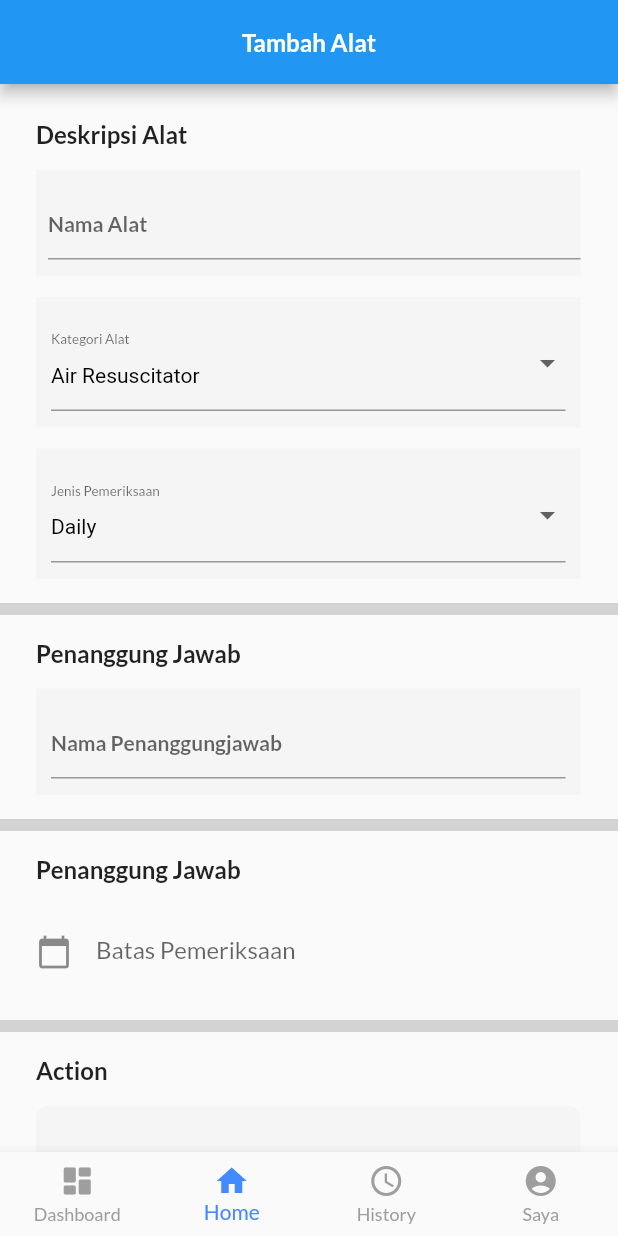
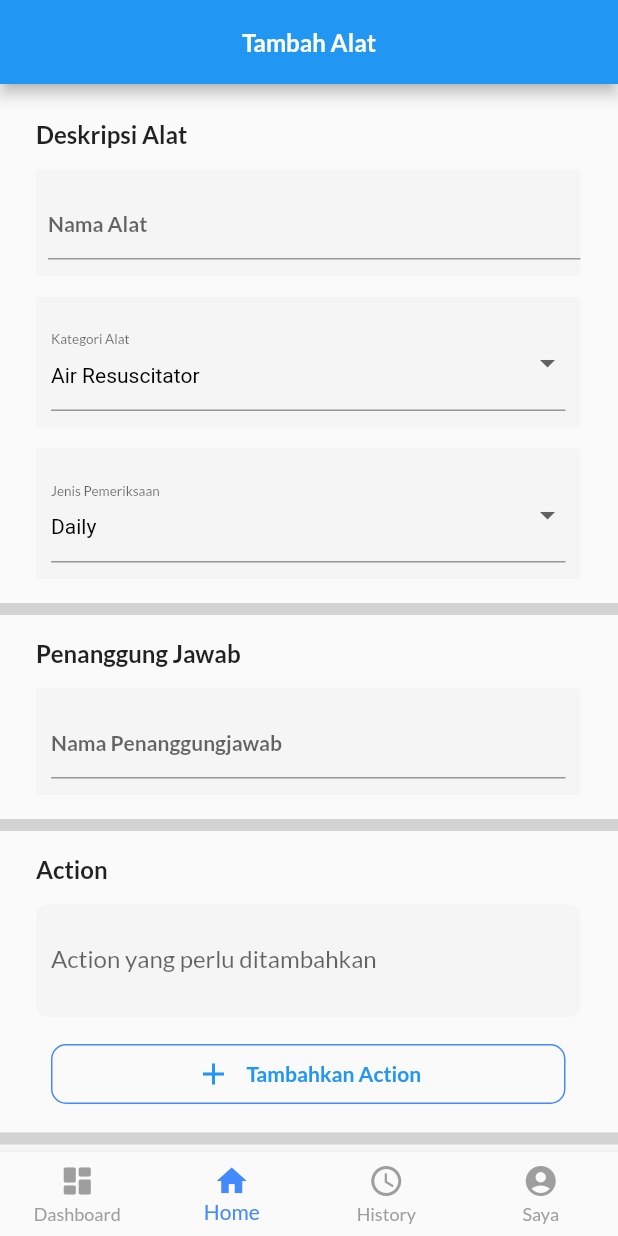
Before and after one commit to Adjisyahrul/pmtc_project, a Flutter app: the screen it shows once a user with an empty profile is signed in, item 2 of the bottom bar chosen, on a phone screen of 412 x 824 dp. Run offline on Flutter 3.47's test engine with Material 2 defaults, Android fonts, the light colour scheme and no system bars; our stand-ins replace cloud_firestore, firebase_auth, firebase_core, google_fonts; accounts and stored records are empty.

Commit message:
Implement add data to Firestore

```diff
--- a/lib/model/alat.dart
+++ b/lib/model/alat.dart
@@ -34,7 +34,7 @@ class Alat {
             return a.toString();
           }).toList(),
           gambar: json['gambar']! as String,
-          history: (json['history']! as List<dynamic>).map((h) {
+          history: (json['history'] as List<dynamic>?)?.map((h) {
             return History.fromJson(h);
           }).toList(),
         );
--- a/lib/screens/tambah_alat.dart
+++ b/lib/screens/tambah_alat.dart
@@ -1,4 +1,5 @@
 import 'package:cloud_firestore/cloud_firestore.dart';
+import 'package:firebase_auth/firebase_auth.dart';
 import 'package:flutter/material.dart';
 import 'package:pmtc_project/model/alat.dart';
 import 'package:pmtc_project/utils/colors.dart';
@@ -6,8 +7,6 @@ import 'package:pmtc_project/utils/font.dart';
 import 'package:pmtc_project/widget/container_pembatas.dart';
 
 import '../constants/alat.dart';
-import '../widget/date_picker.dart';
-import 'home.dart';
 
 class TambahAlat extends StatefulWidget {
   const TambahAlat({Key? key}) : super(key: key);
@@ -17,16 +16,15 @@ class TambahAlat extends StatefulWidget {
 }
 
 class _TambahAlatState extends State<TambahAlat> {
-  String dropdownValueJenisalat = KategoriAlat.first;
-  String dropdownValueJenisPemeriksaan = IntervalPemeriksaan.entries.first.key;
+  final namaController = TextEditingController();
 
-  final namaAlatController = TextEditingController();
+  String kategori = KategoriAlat.first;
+  String interval = IntervalPemeriksaan.entries.first.key;
 
-  @override
-  void dispose() {
-    super.dispose();
-    namaAlatController.dispose();
-  }
+  final picController = TextEditingController();
+
+  final actionController = TextEditingController();
+  List<String> actions = [];
 
   final alatRef =
       FirebaseFirestore.instance.collection('alat').withConverter<Alat>(
@@ -34,21 +32,53 @@ class _TambahAlatState extends State<TambahAlat> {
             toFirestore: (alat, _) => alat.toJson(),
           );
 
+  void addAction() {
+    if (actionController.text.isEmpty) return;
+
+    setState(() {
+      actions.add(actionController.text);
+    });
+    actionController.clear();
+  }
+
+  void removeAction(int index) {
+    setState(() {
+      actions.removeAt(index);
+    });
+  }
+
   Future submit() async {
-    if (namaAlatController.text.isEmpty) {
+    if (namaController.text.isEmpty) {
       return;
     }
 
     await alatRef.add(
       Alat(
-          nama: namaAlatController.text,
-          kategori: namaAlatController.text,
-          interval: "Daily",
-          pic: namaAlatController.text,
-          kreator: namaAlatController.text,
-          action: ["a"],
-          gambar: namaAlatController.text),
+          nama: namaController.text,
+          kategori: kategori,
+          interval: interval,
+          pic: picController.text,
+          kreator: FirebaseAuth.instance.currentUser?.displayName ?? "",
+          action: actions,
+          gambar: namaController.text),
     );
+
+    ScaffoldMessenger.of(context)
+        .showSnackBar(SnackBar(content: Text("Berhasil!")));
+
+    setState(() {
+      namaController.text = "";
+      kategori = KategoriAlat.first;
+      interval = IntervalPemeriksaan.entries.first.key;
+      picController.text = "";
+      actions = [];
+    });
+  }
+
+  @override
+  void dispose() {
+    super.dispose();
+    namaController.dispose();
   }
 
   @override
@@ -62,15 +92,15 @@ class _TambahAlatState extends State<TambahAlat> {
         centerTitle: true,
       ),
       body: ListView(
-        padding: EdgeInsets.only(top: 8, bottom: 30),
+        padding: const EdgeInsets.only(top: 8, bottom: 30),
         children: [
           SafeArea(
               child: Column(
             mainAxisAlignment: MainAxisAlignment.start,
             children: [
               Container(
-                padding:
-                    EdgeInsets.only(top: 16, left: 24, right: 25, bottom: 16),
+                padding: const EdgeInsets.only(
+                    top: 16, left: 24, right: 25, bottom: 16),
                 child: Column(
                   mainAxisAlignment: MainAxisAlignment.start,
                   crossAxisAlignment: CrossAxisAlignment.start,
@@ -89,16 +119,16 @@ class _TambahAlatState extends State<TambahAlat> {
                       children: [
                         Expanded(
                             child: Container(
-                          margin: EdgeInsets.only(top: 14),
+                          margin: const EdgeInsets.only(top: 14),
                           decoration: BoxDecoration(
                               shape: BoxShape.rectangle,
                               color: Color(abu_abu_textField)),
-                          padding:
-                              EdgeInsets.only(left: 8, top: 12, bottom: 11),
+                          padding: const EdgeInsets.only(
+                              left: 8, top: 12, bottom: 11),
                           child: TextField(
-                            controller: namaAlatController,
+                            controller: namaController,
                             style: fontLatoSubJudul,
-                            decoration: InputDecoration(
+                            decoration: const InputDecoration(
                               hintText: "Nama Alat",
                             ),
                           ),
@@ -110,15 +140,15 @@ class _TambahAlatState extends State<TambahAlat> {
                       children: [
                         Expanded(
                             child: Container(
-                          margin: EdgeInsets.only(top: 14),
+                          margin: const EdgeInsets.only(top: 14),
                           decoration: BoxDecoration(
                               shape: BoxShape.rectangle,
                               color: Color(abu_abu_textField)),
-                          padding: EdgeInsets.only(
+                          padding: const EdgeInsets.only(
                               left: 10, top: 12, bottom: 11, right: 10),
                           child: DropdownButtonFormField<String>(
                             isExpanded: true,
-                            value: dropdownValueJenisalat,
+                            value: kategori,
                             elevation: 16,
                             style: const TextStyle(color: Colors.black),
                             decoration: InputDecoration(
@@ -129,7 +159,7 @@ class _TambahAlatState extends State<TambahAlat> {
                             onChanged: (String? value) {
                               // This is called when the user selects an item.
                               setState(() {
-                                dropdownValueJenisalat = value!;
+                                kategori = value!;
                               });
                             },
                             items: KategoriAlat.map<DropdownMenuItem<String>>(
@@ -148,11 +178,11 @@ class _TambahAlatState extends State<TambahAlat> {
                       children: [
                         Expanded(
                             child: Container(
-                          margin: EdgeInsets.only(top: 14),
+                          margin: const EdgeInsets.only(top: 14),
                           decoration: BoxDecoration(
                               shape: BoxShape.rectangle,
                               color: Color(abu_abu_textField)),
-                          padding: EdgeInsets.only(
+                          padding: const EdgeInsets.only(
                               left: 10, top: 12, bottom: 11, right: 10),
                           child: DropdownButtonFormField<String>(
                             decoration: InputDecoration(
@@ -161,13 +191,13 @@ class _TambahAlatState extends State<TambahAlat> {
                               style: fontLatoIsi,
                             )),
                             isExpanded: true,
-                            value: dropdownValueJenisPemeriksaan,
+                            value: interval,
                             elevation: 16,
                             style: const TextStyle(color: Colors.black),
                             onChanged: (String? value) {
                               // This is called when the user selects an item.
                               setState(() {
-                                dropdownValueJenisPemeriksaan = value!;
+                                interval = value!;
                               });
                             },
                             items: IntervalPemeriksaan.entries
@@ -186,8 +216,8 @@ class _TambahAlatState extends State<TambahAlat> {
               ),
               container_pembatas,
               Container(
-                padding:
-                    EdgeInsets.only(top: 16, left: 24, right: 25, bottom: 16),
+                padding: const EdgeInsets.only(
+                    top: 16, left: 24, right: 25, bottom: 16),
                 child: Column(
                   mainAxisAlignment: MainAxisAlignment.start,
                   crossAxisAlignment: CrossAxisAlignment.start,
@@ -206,45 +236,22 @@ class _TambahAlatState extends State<TambahAlat> {
                       children: [
                         Expanded(
                             child: Container(
-                          margin: EdgeInsets.only(top: 14),
+                          margin: const EdgeInsets.only(top: 14),
                           decoration: BoxDecoration(
                               shape: BoxShape.rectangle,
                               color: Color(abu_abu_textField)),
-                          padding: EdgeInsets.only(
+                          padding: const EdgeInsets.only(
                               left: 10, top: 12, bottom: 11, right: 10),
                           child: TextField(
+                            controller: picController,
                             style: fontLatoSubJudul,
-                            decoration: InputDecoration(
+                            decoration: const InputDecoration(
                               hintText: "Nama Penanggungjawab",
                             ),
                           ),
                         )),
                       ],
                     ),
-                  ],
-                ),
-              ),
-              container_pembatas,
-              Container(
-                padding:
-                    EdgeInsets.only(top: 16, left: 24, right: 25, bottom: 16),
-                child: Column(
-                  mainAxisAlignment: MainAxisAlignment.start,
-                  crossAxisAlignment: CrossAxisAlignment.start,
-                  children: [
-                    Row(
-                      mainAxisAlignment: MainAxisAlignment.start,
-                      children: [
-                        Padding(
-                          padding: EdgeInsets.only(bottom: 16),
-                          child: Text(
-                            "Penanggung Jawab",
-                            style: fontLatoJudul,
-                          ),
-                        ),
-                      ],
-                    ),
-                    DatePicker()
                   ],
                 ),
               ),
@@ -264,6 +271,22 @@ class _TambahAlatState extends State<TambahAlat> {
                         )
                       ],
                     ),
+                    ListView(
+                      scrollDirection: Axis.vertical,
+                      shrinkWrap: true,
+                      children: actions.asMap().entries.map((entry) {
+                        return Row(
+                          children: [
+                            Text(entry.value),
+                            IconButton(
+                                onPressed: () {
+                                  removeAction(entry.key);
+                                },
+                                icon: Icon(Icons.close))
+                          ],
+                        );
+                      }).toList(),
+                    ),
                     Row(
                       mainAxisAlignment: MainAxisAlignment.start,
                       children: [
@@ -277,7 +300,12 @@ class _TambahAlatState extends State<TambahAlat> {
                                     color: Color(abu_abu_textField)),
                                 padding: EdgeInsets.only(
                                     left: 10, top: 12, bottom: 15, right: 10),
-                                child: ActionSection())),
+                                child: TextField(
+                                  controller: actionController,
+                                  decoration: InputDecoration(
+                                      hintText: "Action yang perlu ditambahkan",
+                                      border: InputBorder.none),
+                                ))),
                       ],
                     ),
                     Row(
@@ -289,7 +317,7 @@ class _TambahAlatState extends State<TambahAlat> {
                           padding:
                               EdgeInsets.only(left: 10, bottom: 15, right: 10),
                           child: TextButton(
-                            onPressed: () {},
+                            onPressed: addAction,
                             style: TextButton.styleFrom(
                                 side: BorderSide(
                                   color: Colors.blueAccent,
--- a/lib/widget/alat_card.dart
+++ b/lib/widget/alat_card.dart
@@ -34,7 +34,7 @@ class AlatCard extends StatelessWidget {
         leading: // fixed width and height
             Image.asset("Images/Logo_MTC.png"),
         title: Text(
-          "Pressure Regulator",
+          alat.nama,
           style: fontLatoHeadline,
         ),
         subtitle: Column(
```
